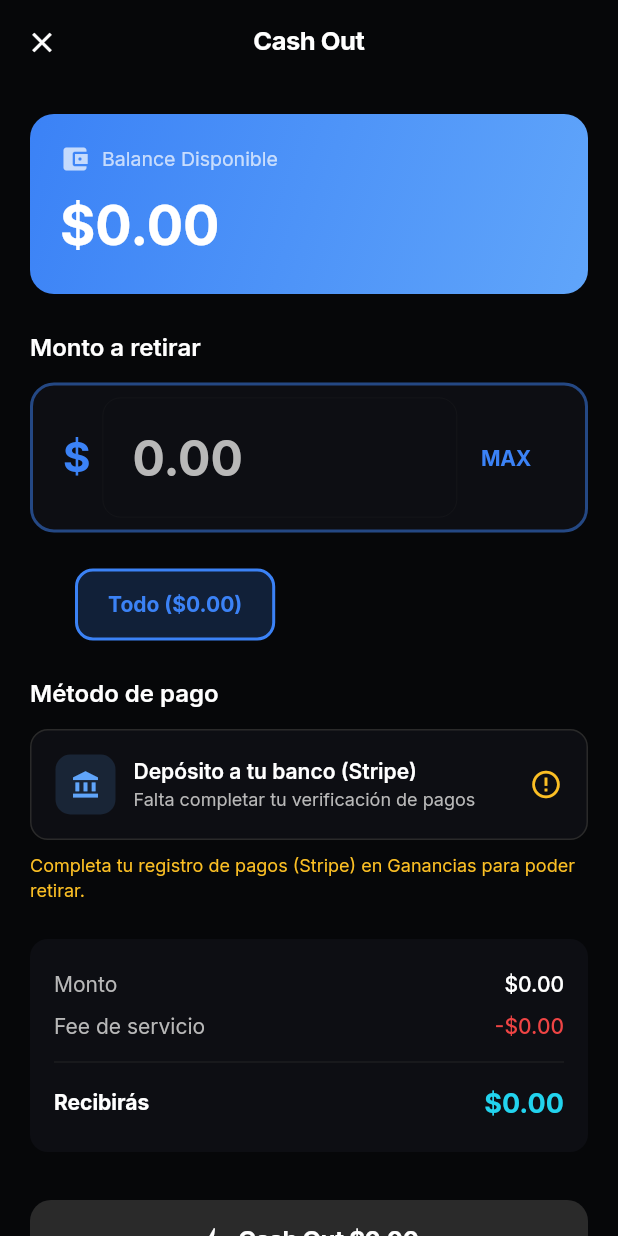
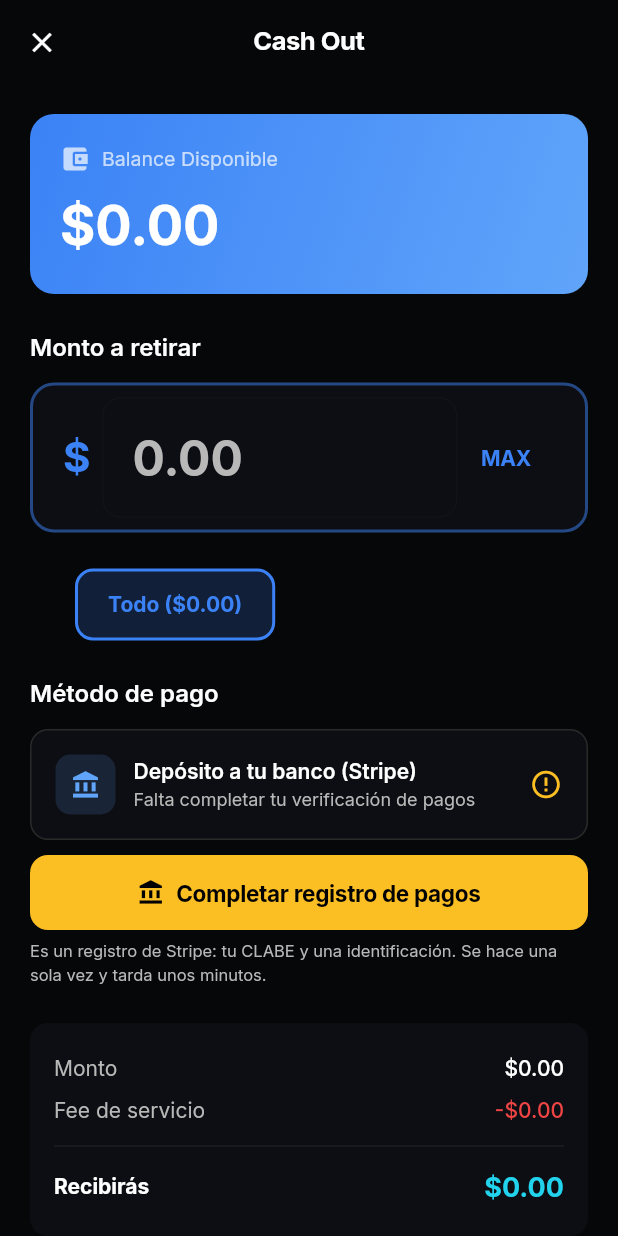
Before and after one commit to martinezc2017-cyber/toro-driver-backup, a Flutter app: the CashOutScreen screen opened directly with empty values, on a phone screen of 412 x 824 dp. Run offline on Flutter 3.47's test engine with Material 3 defaults, Android fonts, the phone set to English and light mode, and no system bars; our stand-ins replace app_links, cached_network_image, device_info_plus, easy_localization, firebase_core, firebase_messaging and 25 more; missing offline and left inert: dart:js_interop, flutter_background_service, flutter_stripe, google_mlkit_text_recognition, mapbox_maps_flutter, pasteboard; accounts and stored records are empty; network calls fail.

Commit message:
fix(driver): Cash Out lleva al registro de pagos con BOTON, no con un letrero
El aviso "Completa tu registro de pagos (Stripe) en Ganancias" era texto
plano: el chofer quedaba atorado en Cash Out sin poder retirar y sin nada
que picar. Ahora hay boton "Completar registro de pagos" que abre
BankAccountScreen (crea la cuenta Connect y lanza la liga de Stripe en el
telefono) y al volver re-checa el estado por si ya quedo verificado.

Co-Authored-By: Claude Opus 4.8 <noreply@anthropic.com>

```diff
--- a/lib/src/screens/cash_out_screen.dart
+++ b/lib/src/screens/cash_out_screen.dart
@@ -8,6 +8,7 @@ import '../utils/money_format.dart';
 import '../providers/riverpod_providers.dart';
 import '../models/driver_model.dart';
 import '../services/stripe_connect_service.dart';
+import 'bank_account_screen.dart';
 /// Instant Cash Out Screen - Like Uber/Lyft instant pay
 class CashOutScreen extends ConsumerStatefulWidget {
   final String driverId;
@@ -606,14 +607,50 @@ class _CashOutScreenState extends ConsumerState<CashOutScreen> {
             ],
           ),
         ),
-        if (!_connectReady)
+        if (!_connectReady) ...[
+          // BOTON, no solo texto. Antes decia "ve a Ganancias" sin llevarte:
+          // el chofer quedaba atorado sin poder retirar y sin saber a donde ir.
+          // Abre la pantalla que crea la cuenta y lanza la liga de Stripe sola.
           Padding(
-            padding: const EdgeInsets.only(top: 8),
-            child: Text(
-              'Completa tu registro de pagos (Stripe) en Ganancias para poder retirar.',
-              style: const TextStyle(color: AppTheme.warning, fontSize: 12),
+            padding: const EdgeInsets.only(top: 10),
+            child: SizedBox(
+              width: double.infinity,
+              child: ElevatedButton.icon(
+                onPressed: () async {
+                  await Navigator.push(
+                    context,
+                    MaterialPageRoute(
+                      builder: (_) => const BankAccountScreen(),
+                    ),
+                  );
+                  // Al volver, re-checa por si ya completo su registro.
+                  if (mounted) _loadData();
+                },
+                icon: const Icon(Icons.account_balance, size: 18),
+                label: const Text(
+                  'Completar registro de pagos',
+                  style: TextStyle(fontWeight: FontWeight.bold),
+                ),
+                style: ElevatedButton.styleFrom(
+                  backgroundColor: AppTheme.warning,
+                  foregroundColor: Colors.black,
+                  padding: const EdgeInsets.symmetric(vertical: 12),
+                  shape: RoundedRectangleBorder(
+                    borderRadius: BorderRadius.circular(12),
+                  ),
+                ),
+              ),
             ),
           ),
+          Padding(
+            padding: const EdgeInsets.only(top: 6),
+            child: Text(
+              'Es un registro de Stripe: tu CLABE y una identificación. '
+              'Se hace una sola vez y tarda unos minutos.',
+              style: const TextStyle(color: AppTheme.textMuted, fontSize: 11),
+            ),
+          ),
+        ],
       ],
     );
   }
```
